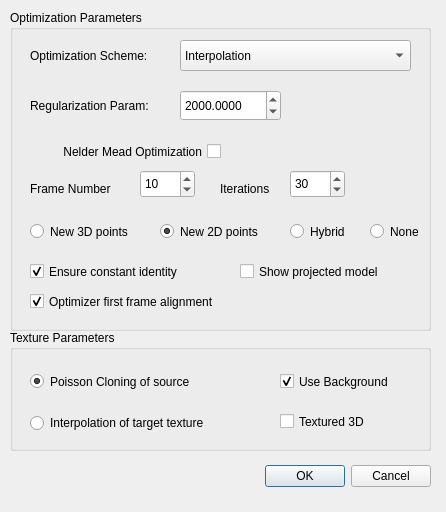
Old version of the form qt_gl/view/settingsDialog.ui in the repository dem42/exp_tran.
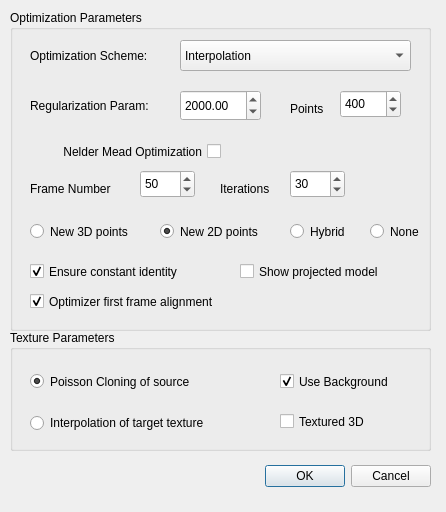
New version of the form.

The edit to the form file:
```diff
--- a/qt_gl/view/settingsDialog.ui
+++ b/qt_gl/view/settingsDialog.ui
@@ -108,12 +108,12 @@
      <rect>
       <x>170</x>
       <y>80</y>
-      <width>101</width>
+      <width>81</width>
       <height>31</height>
      </rect>
     </property>
     <property name="decimals">
-     <number>4</number>
+     <number>2</number>
     </property>
     <property name="maximum">
      <double>10000.989999999999782</double>
@@ -148,7 +148,7 @@
      <number>200</number>
     </property>
     <property name="value">
-     <number>10</number>
+     <number>50</number>
     </property>
    </widget>
    <widget class="QSpinBox" name="iterBox">
@@ -277,6 +277,35 @@
      <bool>true</bool>
     </property>
    </widget>
+   <widget class="QSpinBox" name="pointsBox">
+    <property name="geometry">
+     <rect>
+      <x>330</x>
+      <y>80</y>
+      <width>61</width>
+      <height>28</height>
+     </rect>
+    </property>
+    <property name="maximum">
+     <number>4000</number>
+    </property>
+    <property name="value">
+     <number>400</number>
+    </property>
+   </widget>
+   <widget class="QLabel" name="label_5">
+    <property name="geometry">
+     <rect>
+      <x>280</x>
+      <y>90</y>
+      <width>41</width>
+      <height>18</height>
+     </rect>
+    </property>
+    <property name="text">
+     <string>Points</string>
+    </property>
+   </widget>
   </widget>
   <widget class="QGroupBox" name="groupBox_2">
    <property name="geometry">
```
Left out of the diff: 2 changed lines with no effect on the pictures.
